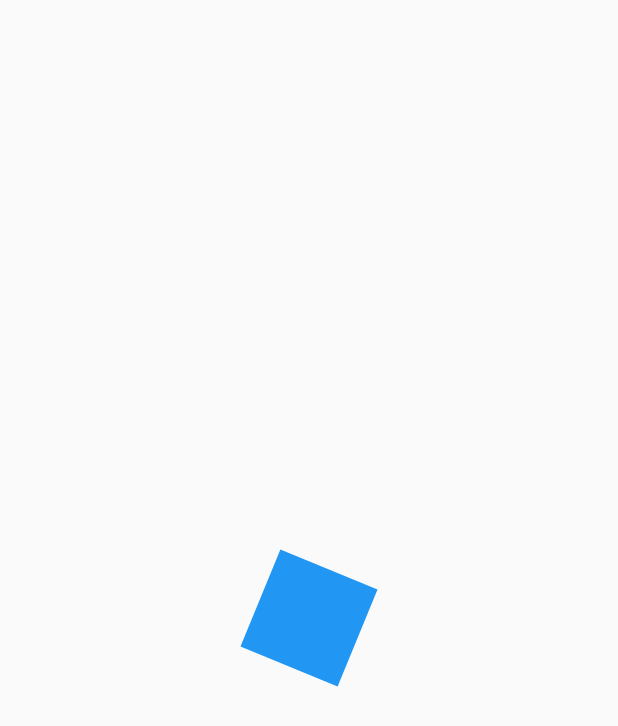
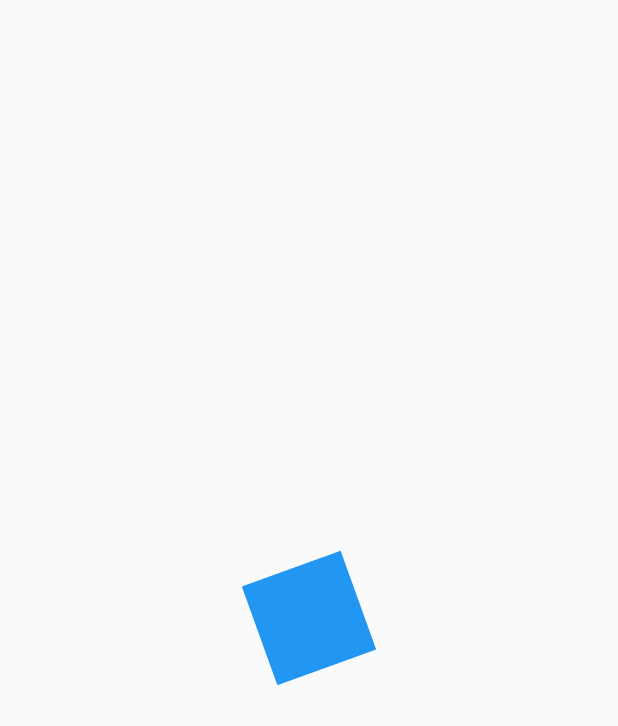
Before and after one commit to IDaMariusI/disenos_app, a Flutter app: the screen it shows after launch, on a phone screen of 412 x 824 dp. Shown: the top 726 px of the screen. Run offline on Flutter 3.47's test engine with Material 2 defaults, Android fonts, the phone set to English and light mode, and no system bars.

Commit message:
30. Animation Listener y Animation

```diff
--- a/lib/src/pages/animations_page.dart
+++ b/lib/src/pages/animations_page.dart
@@ -1,3 +1,5 @@
+import 'dart:math' as Math;
+
 import 'package:flutter/material.dart';
 
 class AnimationsPage extends StatelessWidget {
@@ -5,7 +7,7 @@ class AnimationsPage extends StatelessWidget {
 
   @override
   Widget build(BuildContext context) {
-    return Scaffold(
+    return const Scaffold(
       body: Center(
         child: AnimatedSquare(),
       ),
@@ -23,7 +25,6 @@ class AnimatedSquare extends StatefulWidget {
 class _AnimatedSquareState extends State<AnimatedSquare>
     with SingleTickerProviderStateMixin {
   late AnimationController controller;
-
   late Animation<double> rotation;
 
   @override
@@ -32,13 +33,21 @@ class _AnimatedSquareState extends State<AnimatedSquare>
       vsync: this,
       duration: const Duration(milliseconds: 40000),
     );
-    rotation = Tween(begin: 0.0, end: 2.0).animate(controller);
+    rotation = Tween(begin: 0.0, end: 2 * Math.pi).animate(controller);
+
+    controller.addListener(() {
+      if (controller.status == AnimationStatus.completed) {
+        controller.reverse();
+      }
+    });
+
     super.initState();
   }
 
   @override
   void dispose() {
     controller.dispose();
+
     super.dispose();
   }
 
```
Also changed, not shown: lib/src/widgets/headers.dart (+45 -31 lines).
